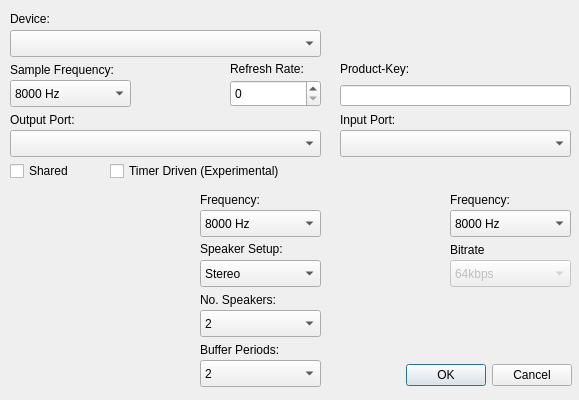
The window that src/aaxconfig.ui (adalinbv/aax-support) describes before a commit, drawn with Qt 5.
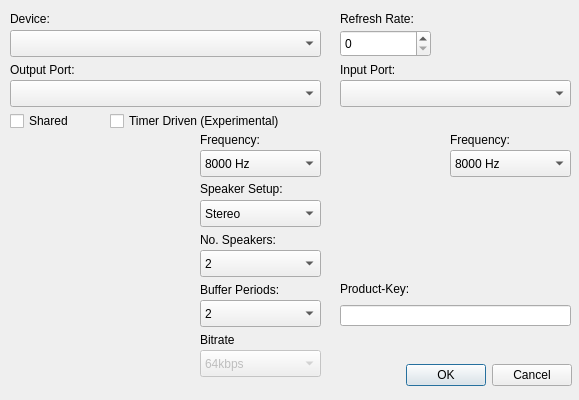
The same window after the commit. Custom widgets are drawn as their Qt base class.

Commit message: Remove General Sample frequency, it's unused anyway. Add support for specifying the bitrate for the Audio Files output backend.

Patch:
```diff
--- a/src/aaxconfig.ui
+++ b/src/aaxconfig.ui
@@ -29,7 +29,7 @@
    <property name="geometry">
     <rect>
      <x>340</x>
-     <y>85</y>
+     <y>305</y>
      <width>231</width>
      <height>21</height>
     </rect>
@@ -42,7 +42,7 @@
    <property name="geometry">
     <rect>
      <x>340</x>
-     <y>60</y>
+     <y>280</y>
      <width>91</width>
      <height>17</height>
     </rect>
@@ -55,7 +55,7 @@
    <property name="geometry">
     <rect>
      <x>200</x>
-     <y>260</y>
+     <y>200</y>
      <width>121</width>
      <height>27</height>
     </rect>
@@ -85,7 +85,7 @@
    <property name="geometry">
     <rect>
      <x>200</x>
-     <y>240</y>
+     <y>180</y>
      <width>121</width>
      <height>17</height>
     </rect>
@@ -121,7 +121,7 @@
    <property name="geometry">
     <rect>
      <x>200</x>
-     <y>190</y>
+     <y>130</y>
      <width>121</width>
      <height>20</height>
     </rect>
@@ -134,7 +134,7 @@
    <property name="geometry">
     <rect>
      <x>200</x>
-     <y>210</y>
+     <y>150</y>
      <width>121</width>
      <height>27</height>
     </rect>
@@ -204,7 +204,7 @@
    <property name="geometry">
     <rect>
      <x>200</x>
-     <y>310</y>
+     <y>250</y>
      <width>121</width>
      <height>27</height>
     </rect>
@@ -234,7 +234,7 @@
    <property name="geometry">
     <rect>
      <x>200</x>
-     <y>290</y>
+     <y>230</y>
      <width>121</width>
      <height>20</height>
     </rect>
@@ -247,7 +247,7 @@
    <property name="geometry">
     <rect>
      <x>10</x>
-     <y>130</y>
+     <y>80</y>
      <width>311</width>
      <height>27</height>
     </rect>
@@ -257,7 +257,7 @@
    <property name="geometry">
     <rect>
      <x>10</x>
-     <y>110</y>
+     <y>60</y>
      <width>151</width>
      <height>20</height>
     </rect>
@@ -270,7 +270,7 @@
    <property name="geometry">
     <rect>
      <x>450</x>
-     <y>190</y>
+     <y>130</y>
      <width>81</width>
      <height>20</height>
     </rect>
@@ -283,7 +283,7 @@
    <property name="geometry">
     <rect>
      <x>450</x>
-     <y>210</y>
+     <y>150</y>
      <width>121</width>
      <height>27</height>
     </rect>
@@ -353,7 +353,7 @@
    <property name="geometry">
     <rect>
      <x>340</x>
-     <y>110</y>
+     <y>60</y>
      <width>141</width>
      <height>20</height>
     </rect>
@@ -366,7 +366,7 @@
    <property name="geometry">
     <rect>
      <x>340</x>
-     <y>130</y>
+     <y>80</y>
      <width>231</width>
      <height>27</height>
     </rect>
@@ -391,94 +391,11 @@
     <number>1</number>
    </property>
   </widget>
-  <widget class="QLabel" name="label_general_sample_freq">
-   <property name="geometry">
-    <rect>
-     <x>10</x>
-     <y>60</y>
-     <width>131</width>
-     <height>20</height>
-    </rect>
-   </property>
-   <property name="text">
-    <string>Sample Frequency:</string>
-   </property>
-  </widget>
-  <widget class="QComboBox" name="GeneralSampleFreq">
-   <property name="geometry">
-    <rect>
-     <x>10</x>
-     <y>80</y>
-     <width>121</width>
-     <height>27</height>
-    </rect>
-   </property>
-   <item>
-    <property name="text">
-     <string>8000 Hz</string>
-    </property>
-   </item>
-   <item>
-    <property name="text">
-     <string>11025 Hz</string>
-    </property>
-   </item>
-   <item>
-    <property name="text">
-     <string>16000 Hz</string>
-    </property>
-   </item>
-   <item>
-    <property name="text">
-     <string>22050 Hz</string>
-    </property>
-   </item>
-   <item>
-    <property name="text">
-     <string>32000 Hz</string>
-    </property>
-   </item>
-   <item>
-    <property name="text">
-     <string>44056 Hz</string>
-    </property>
-   </item>
-   <item>
-    <property name="text">
-     <string>44100 Hz</string>
-    </property>
-   </item>
-   <item>
-    <property name="text">
-     <string>48000 Hz</string>
-    </property>
-   </item>
-   <item>
-    <property name="text">
-     <string>88200 Hz</string>
-    </property>
-   </item>
-   <item>
-    <property name="text">
-     <string>96000 Hz</string>
-    </property>
-   </item>
-   <item>
-    <property name="text">
-     <string>176400 Hz</string>
-    </property>
-   </item>
-   <item>
-    <property name="text">
-     <string>192000 Hz</string>
-    </property>
-   </item>
-  </widget>
   <widget class="QSpinBox" name="RefreshRate">
    <property name="geometry">
     <rect>
-     <x>230</x>
-     <y>80</y>
+     <x>340</x>
+     <y>30</y>
      <width>91</width>
      <height>27</height>
     </rect>
@@ -487,8 +404,8 @@
   <widget class="QLabel" name="label_refresh_rate">
    <property name="geometry">
     <rect>
-     <x>230</x>
-     <y>60</y>
+     <x>340</x>
+     <y>10</y>
      <width>91</width>
      <height>17</height>
     </rect>
@@ -501,7 +418,7 @@
    <property name="geometry">
     <rect>
      <x>200</x>
-     <y>340</y>
+     <y>280</y>
      <width>121</width>
      <height>20</height>
     </rect>
@@ -514,7 +431,7 @@
    <property name="geometry">
     <rect>
      <x>200</x>
-     <y>360</y>
+     <y>300</y>
      <width>121</width>
      <height>27</height>
     </rect>
@@ -542,7 +459,7 @@
    <property name="geometry">
     <rect>
      <x>110</x>
-     <y>160</y>
+     <y>110</y>
      <width>221</width>
      <height>22</height>
     </rect>
@@ -558,7 +475,7 @@
    <property name="geometry">
     <rect>
      <x>10</x>
-     <y>160</y>
+     <y>110</y>
      <width>97</width>
      <height>22</height>
     </rect>
@@ -590,7 +507,7 @@
    <property name="geometry">
     <rect>
      <x>440</x>
-     <y>10</y>
+     <y>15</y>
      <width>130</width>
      <height>48</height>
     </rect>
@@ -614,8 +531,8 @@
    </property>
    <property name="geometry">
     <rect>
-     <x>450</x>
-     <y>260</y>
+     <x>200</x>
+     <y>350</y>
      <width>121</width>
      <height>27</height>
     </rect>
@@ -649,8 +566,8 @@
   <widget class="QLabel" name="label_input_sample_bitrate">
    <property name="geometry">
     <rect>
-     <x>450</x>
-     <y>240</y>
+     <x>200</x>
+     <y>330</y>
      <width>81</width>
      <height>20</height>
     </rect>
```
Left out of the diff: 3 changed lines with no effect on the pictures. The commit also changes 4 other files.
